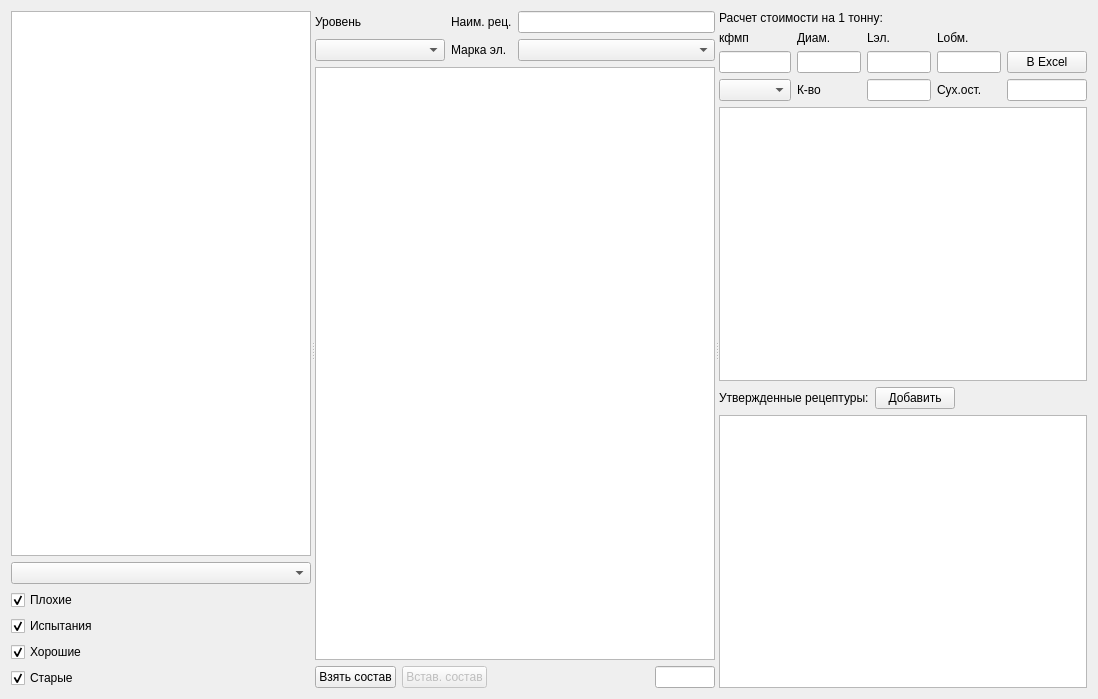
Before: the Qt Designer form formrcp/formrcp.ui in Sergeyego/el_dosage, drawn with Qt 5.
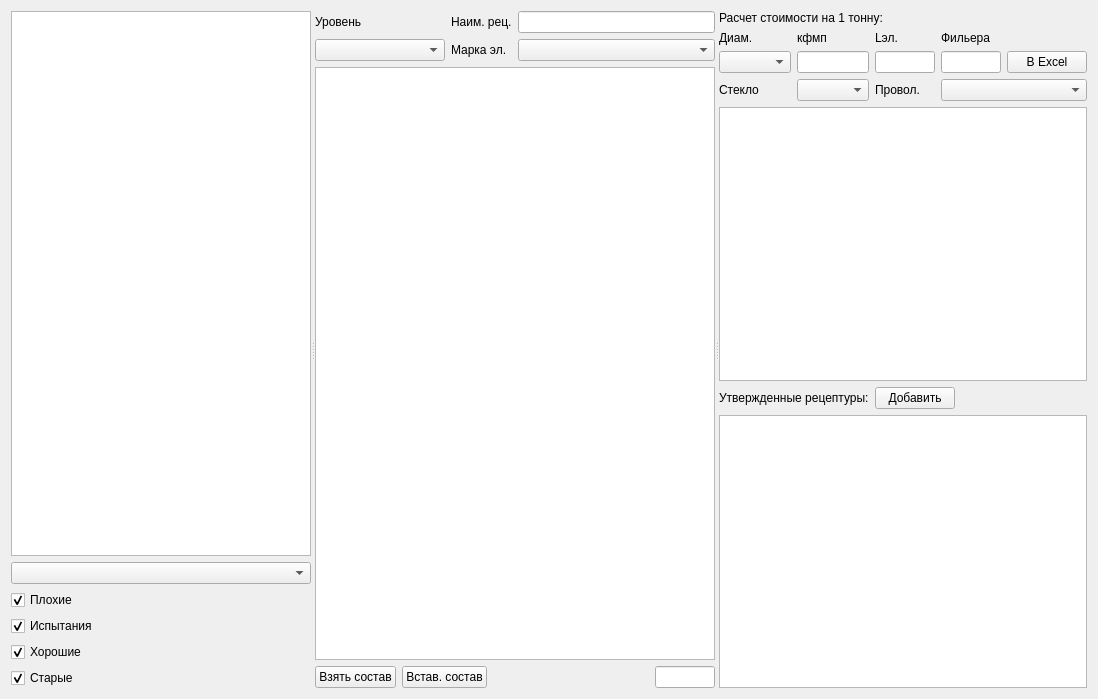
After: the same form once the commit is applied. Custom widgets are drawn as their Qt base class.

```diff
--- a/formrcp/formrcp.ui
+++ b/formrcp/formrcp.ui
@@ -162,7 +162,7 @@
            <item>
             <widget class="QPushButton" name="pushButtonPaste">
              <property name="enabled">
-              <bool>false</bool>
+              <bool>true</bool>
              </property>
              <property name="text">
               <string>Встав. состав</string>
@@ -205,76 +205,23 @@
       <layout class="QVBoxLayout" name="verticalLayout">
        <item>
         <layout class="QGridLayout" name="gridLayout_2">
-         <item row="3" column="0">
-          <widget class="RestComboBox" name="comboBoxGlass"/>
+         <item row="2" column="3">
+          <widget class="QLineEdit" name="lineEditFil"/>
          </item>
          <item row="1" column="3">
           <widget class="QLabel" name="label_7">
            <property name="text">
-            <string>Lобм.</string>
-           </property>
-          </widget>
-         </item>
-         <item row="3" column="3">
-          <widget class="QLabel" name="label_9">
-           <property name="text">
-            <string>Сух.ост.</string>
-           </property>
-          </widget>
-         </item>
-         <item row="2" column="1">
-          <widget class="QLineEdit" name="lineEditDiam"/>
-         </item>
-         <item row="2" column="0">
-          <widget class="QLineEdit" name="lineEditKfmp"/>
-         </item>
-         <item row="2" column="4">
-          <widget class="QPushButton" name="pushButtonXlsx">
-           <property name="text">
-            <string>В Excel</string>
+            <string>Фильера</string>
            </property>
           </widget>
          </item>
          <item row="1" column="1">
           <widget class="QLabel" name="label_5">
            <property name="text">
-            <string>Диам.</string>
-           </property>
-          </widget>
-         </item>
-         <item row="0" column="0" colspan="5">
-          <widget class="QLabel" name="label_11">
-           <property name="text">
-            <string>Расчет стоимости на 1 тонну:</string>
-           </property>
-          </widget>
-         </item>
-         <item row="3" column="1">
-          <widget class="QLabel" name="label_8">
-           <property name="text">
-            <string>К-во</string>
-           </property>
-          </widget>
-         </item>
-         <item row="3" column="4">
-          <widget class="QLineEdit" name="lineEditGlassSuh"/>
-         </item>
-         <item row="1" column="0">
-          <widget class="QLabel" name="label_4">
-           <property name="text">
             <string>кфмп</string>
            </property>
           </widget>
          </item>
-         <item row="2" column="3">
-          <widget class="QLineEdit" name="lineEditLob"/>
-         </item>
-         <item row="2" column="2">
-          <widget class="QLineEdit" name="lineEditLel"/>
-         </item>
-         <item row="3" column="2">
-          <widget class="QLineEdit" name="lineEditGlassKvo"/>
-         </item>
          <item row="1" column="2">
           <widget class="QLabel" name="label_6">
            <property name="text">
@@ -295,6 +242,56 @@
            </property>
           </spacer>
          </item>
+         <item row="2" column="4">
+          <widget class="QPushButton" name="pushButtonXlsx">
+           <property name="text">
+            <string>В Excel</string>
+           </property>
+          </widget>
+         </item>
+         <item row="2" column="2">
+          <widget class="QLineEdit" name="lineEditLel"/>
+         </item>
+         <item row="1" column="0">
+          <widget class="QLabel" name="label_4">
+           <property name="text">
+            <string>Диам.</string>
+           </property>
+          </widget>
+         </item>
+         <item row="0" column="0" colspan="5">
+          <widget class="QLabel" name="label_11">
+           <property name="text">
+            <string>Расчет стоимости на 1 тонну:</string>
+           </property>
+          </widget>
+         </item>
+         <item row="2" column="1">
+          <widget class="QLineEdit" name="lineEditKfmp"/>
+         </item>
+         <item row="2" column="0">
+          <widget class="QComboBox" name="comboBox"/>
+         </item>
+         <item row="3" column="2">
+          <widget class="QLabel" name="label_8">
+           <property name="text">
+            <string>Провол.</string>
+           </property>
+          </widget>
+         </item>
+         <item row="3" column="3" colspan="2">
+          <widget class="QComboBox" name="comboBox_2"/>
+         </item>
+         <item row="3" column="1">
+          <widget class="RestComboBox" name="comboBoxGlass"/>
+         </item>
+         <item row="3" column="0">
+          <widget class="QLabel" name="label_9">
+           <property name="text">
+            <string>Стекло</string>
+           </property>
+          </widget>
+         </item>
         </layout>
        </item>
        <item>
```
Left out of the diff: 7 changed lines with no effect on the pictures.
